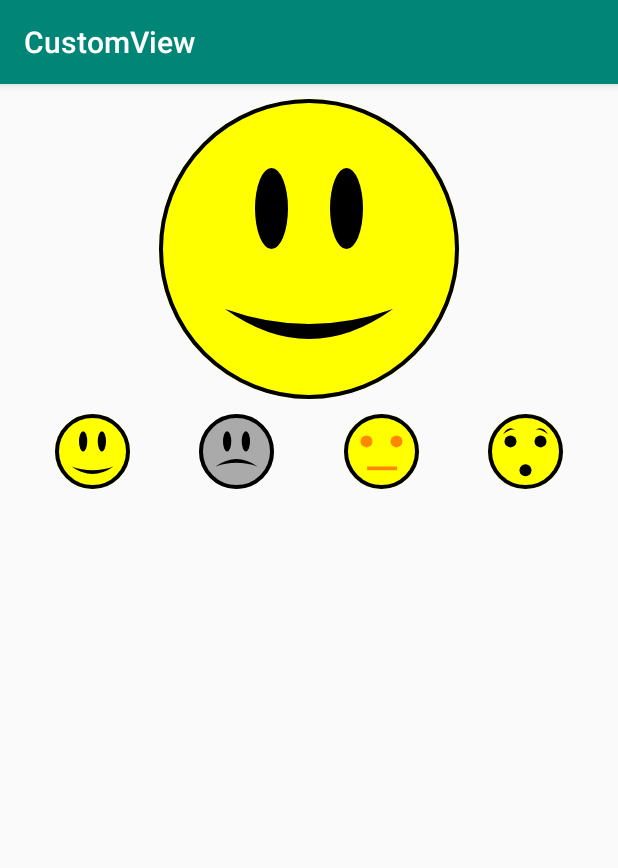
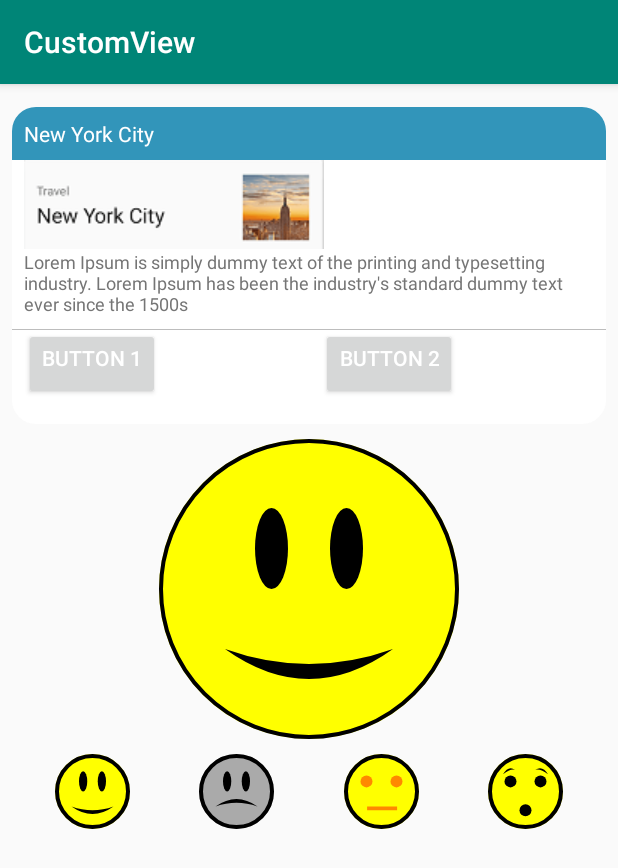
Before and after one commit to qqbnureke/CustomView, an Android app: the screen it shows after launch (MainActivity), on a phone screen of 412 x 824 dp. Shown: the top 868 px of the screen. Run offline under Robolectric (Android 15) with nearby library versions, the phone set to English and light mode, and no system bars.

```diff
--- a/app/src/main/java/com/nurda/customview/MainActivity.java
+++ b/app/src/main/java/com/nurda/customview/MainActivity.java
@@ -1,36 +1,20 @@
 package com.nurda.customview;
 
-import android.os.Build;
 import android.support.v7.app.AppCompatActivity;
 import android.os.Bundle;
 import android.view.View;
-import android.widget.Toast;
 
-import com.nurda.customview.model.Airport;
 import com.nurda.customview.model.CardInfo;
-import com.nurda.customview.model.Flight;
 import com.nurda.customview.views.CardView;
 import com.nurda.customview.views.EmojiView;
-import com.nurda.customview.views.FlightView;
 
 public class MainActivity extends AppCompatActivity implements View.OnClickListener {
-
-    private static final Flight FLIGHT = new Flight(
-            "AA 1",
-            "Sep 18, 2017",
-            "07:57",
-            "11:19",
-            "Duration: 6h 22m",
-            new Airport("JFK", "New York, US", "John F. Kennedy International Airport"),
-            new Airport("LAX", "Los Angeles, US", "Los Angeles International Airport")
-    );
 
     private static final CardInfo cardInfo = new CardInfo(
             "travel",
             "New York City",
-            "Day reappeared. The tempest still raged with Day reappeared. " +
-                    "The tempest still raged with Day reappeared. The tempest still raged " +
-                    "with Day reappeared. The tempest still raged with ",
+            "Lorem Ipsum is simply dummy text of the printing and typesetting industry." +
+                    " Lorem Ipsum has been the industry's standard dummy text ever since the 1500s",
             R.drawable.imagee,
             "Button 1", "Button 2");
 
@@ -41,14 +25,16 @@ public class MainActivity extends AppCompatActivity implements View.OnClickListe
         super.onCreate(savedInstanceState);
         setContentView(R.layout.activity_main);
 
-       // final CardView customFlightView = findViewById(R.id.flight_view);
+
+
+        final CardView customFlightView = findViewById(R.id.flight_view);
 //        customFlightView.setOnClickListener(new View.OnClickListener() {
 //            @Override
 //            public void onClick(View view) {
 //                Toast.makeText(MainActivity.this, "Flying", Toast.LENGTH_SHORT).show();
 //            }
 //        });
-      //  customFlightView.bindFlight(cardInfo);
+        customFlightView.bindFlight(cardInfo);
 
         emojiView = findViewById(R.id.emoji_view);
 
--- a/app/src/main/java/com/nurda/customview/model/Airport.java
+++ /dev/null
@@ -1,15 +0,0 @@
-package com.nurda.customview.model;
-
-public final class Airport {
-
-    public final String code;
-    public final String city;
-    public final String name;
-
-    public Airport (String code, String city, String name) {
-        this.code = code;
-        this.city = city;
-        this.name = name;
-    }
-
-}
--- a/app/src/main/java/com/nurda/customview/model/Flight.java
+++ /dev/null
@@ -1,31 +0,0 @@
-package com.nurda.customview.model;
-
-public final class Flight {
-
-    public final String number;
-    public final String departureDate;
-    public final String duration;
-
-    public final String takeOffTime;
-    public final String landingTime;
-
-    public final Airport departureAirport;
-    public final Airport arrivalAirport;
-
-    public Flight( String number,
-                   String departureDate,
-                   String takeOffTime,
-                   String landingTime,
-                   String duration,
-                   Airport departureAirport,
-                   Airport arrivalAirport) {
-        this.number = number;
-        this.departureDate = departureDate;
-        this.takeOffTime = takeOffTime;
-        this.landingTime = landingTime;
-        this.duration = duration;
-        this.departureAirport = departureAirport;
-        this.arrivalAirport = arrivalAirport;
-    }
-
-}
--- a/app/src/main/java/com/nurda/customview/views/CardView.java
+++ b/app/src/main/java/com/nurda/customview/views/CardView.java
@@ -159,18 +159,20 @@ public class CardView extends ViewGroup {
     protected void onMeasure(int widthMeasureSpec, int heightMeasureSpec) {
         widthMeasureSpec = getDefaultSize(getSuggestedMinimumWidth(), widthMeasureSpec);
 
-        measureChild(cardImageView, widthMeasureSpec, heightMeasureSpec);
-        final int bodyTextWidth = widthMeasureSpec - paddingHorizontal;
+        final int bodyTextWidth = widthMeasureSpec - paddingHorizontal * 2;
         final int footerButtonWidth = widthMeasureSpec / 2 - paddingHorizontal;
         final int headerTextWidth = widthMeasureSpec / 2 - paddingHorizontal;
 
         //Specify max width for the components
+        cardImageView.setMaxWidth(bodyTextWidth);
+        descriptionTextView.setMaxWidth(bodyTextWidth);
         action1.setMaxWidth(footerButtonWidth);
         action2.setMaxWidth(footerButtonWidth);
 
         measureChild(topicTextView, widthMeasureSpec, heightMeasureSpec);
         measureChild(subtopicTextView, widthMeasureSpec, heightMeasureSpec);
-        measureChild(descriptionTextView, footerButtonWidth, heightMeasureSpec);
+        measureChild(cardImageView, bodyTextWidth, heightMeasureSpec);
+        measureChild(descriptionTextView, bodyTextWidth, heightMeasureSpec);
         measureChild(action1, footerButtonWidth, heightMeasureSpec);
         measureChild(action2, footerButtonWidth, heightMeasureSpec);
 
@@ -220,7 +222,7 @@ public class CardView extends ViewGroup {
         descriptionTextView.layout(
                 leftBorder,
                 heightUsed,
-                descriptionTextView.getMeasuredWidth(),
+                leftBorder + descriptionTextView.getMeasuredWidth(),
                 heightUsed + descriptionTextView.getMeasuredHeight()
         );
 
@@ -229,13 +231,13 @@ public class CardView extends ViewGroup {
         action1.layout(
                 leftBorder,
                 heightUsed,
-                centerHorizontal - action1.getMeasuredWidth(),
+                leftBorder + action1.getMeasuredWidth(),
                 heightUsed + action1.getMeasuredHeight()
         );
         action2.layout(
                 centerHorizontal + paddingHorizontal,
                 heightUsed,
-                centerHorizontal + action1.getMeasuredWidth() + paddingHorizontal,
+                centerHorizontal + action2.getMeasuredWidth() + paddingHorizontal,
                 heightUsed + action2.getMeasuredHeight()
         );
         heightUsed += Math.max(action1.getMeasuredHeight(), action2.getMeasuredHeight()) + paddingInner;
--- a/app/src/main/res/layout/activity_main.xml
+++ b/app/src/main/res/layout/activity_main.xml
@@ -7,17 +7,16 @@
     android:clipToPadding="false"
     tools:context=".MainActivity">
 
-    <!--<com.nurda.customview.views.CardView-->
-        <!--android:layout_width="match_parent"-->
-        <!--android:layout_height="wrap_content"-->
-        <!--android:layout_marginLeft="8dp"-->
-        <!--android:layout_marginRight="8dp"-->
-        <!--android:layout_marginTop="15dp"-->
-        <!--android:id="@+id/flight_view"-->
-
-        <!--app:layout_constraintTop_toTopOf="parent"-->
-        <!--app:layout_constraintStart_toStartOf="parent"-->
-        <!--app:layout_constraintEnd_toEndOf="parent"/>-->
+    <com.nurda.customview.views.CardView
+        android:layout_width="match_parent"
+        android:layout_height="wrap_content"
+        android:layout_marginLeft="8dp"
+        android:layout_marginRight="8dp"
+        android:layout_marginTop="15dp"
+        android:id="@+id/flight_view"
+        app:layout_constraintTop_toTopOf="parent"
+        app:layout_constraintStart_toStartOf="parent"
+        app:layout_constraintEnd_toEndOf="parent"/>
 
 
     <com.nurda.customview.views.EmojiView
@@ -26,7 +25,7 @@
         android:layout_height="200dp"
         android:layout_margin="10dp"
         android:layout_toRightOf="@id/happy_emoji"
-        app:layout_constraintTop_toTopOf="parent"
+        app:layout_constraintTop_toBottomOf="@id/flight_view"
         app:layout_constraintStart_toStartOf="parent"
         app:layout_constraintEnd_toEndOf="parent"
         />
```
Also changed, not shown: app/src/main/java/com/nurda/customview/views/FlightView.java (deleted, +0 -334 lines).
